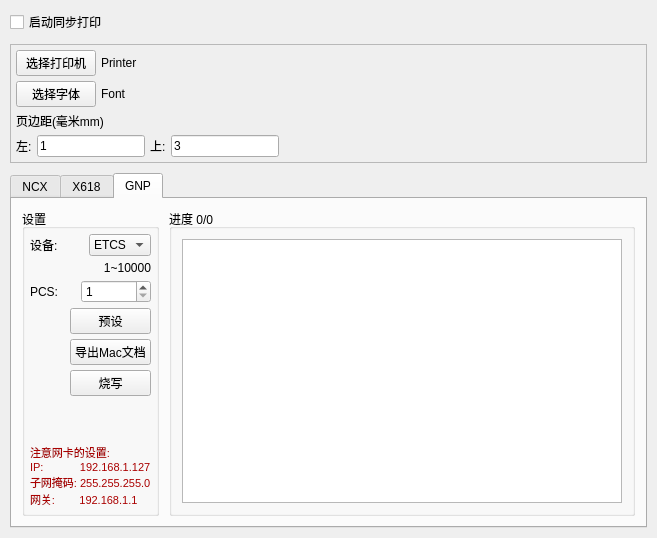
zhaoxinghai/ZHAOXINGHAI, file MacProgrammer/MainWindow.ui: the form before one commit.
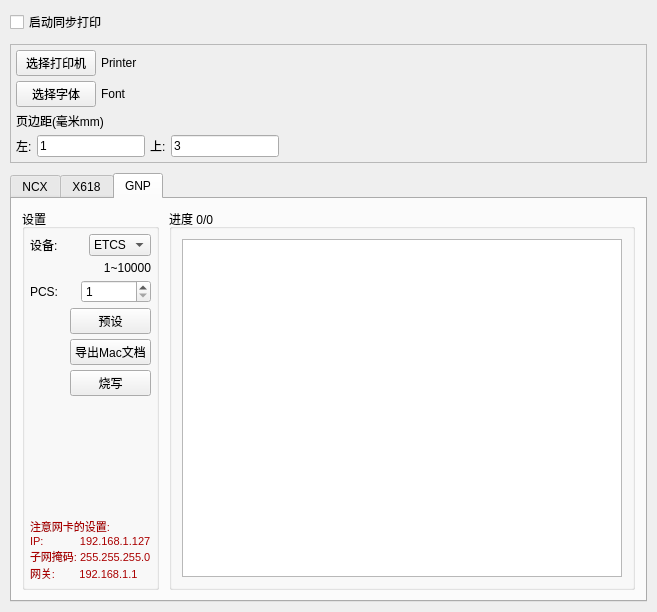
The form after the commit. Icons and pictures are not drawn.

Patch:
```diff
--- a/MacProgrammer/MainWindow.ui
+++ b/MacProgrammer/MainWindow.ui
@@ -8,7 +8,7 @@
     <x>0</x>
     <y>0</y>
     <width>657</width>
-    <height>538</height>
+    <height>612</height>
    </rect>
   </property>
   <property name="windowTitle">
```
Left out of the diff: 5 changed lines with no effect on the pictures.
